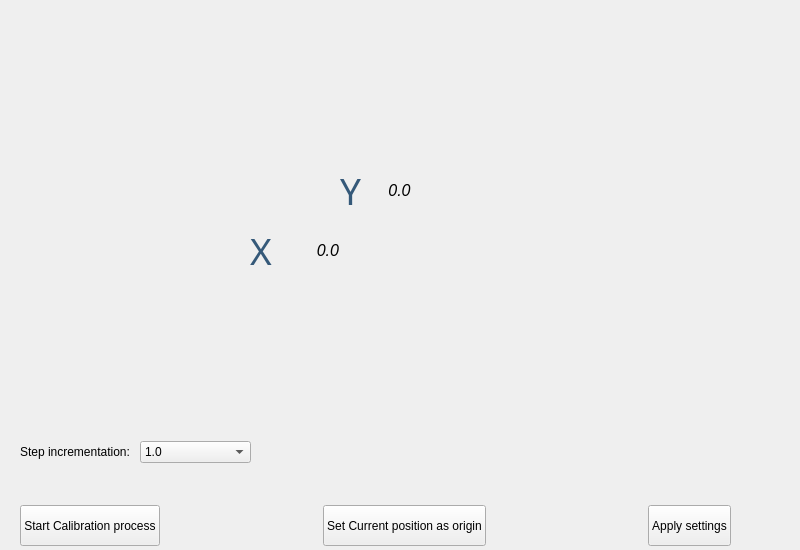
polybox3d/polybox, file src/Widget/PlateCalibratorWidget.ui: the form before one commit.
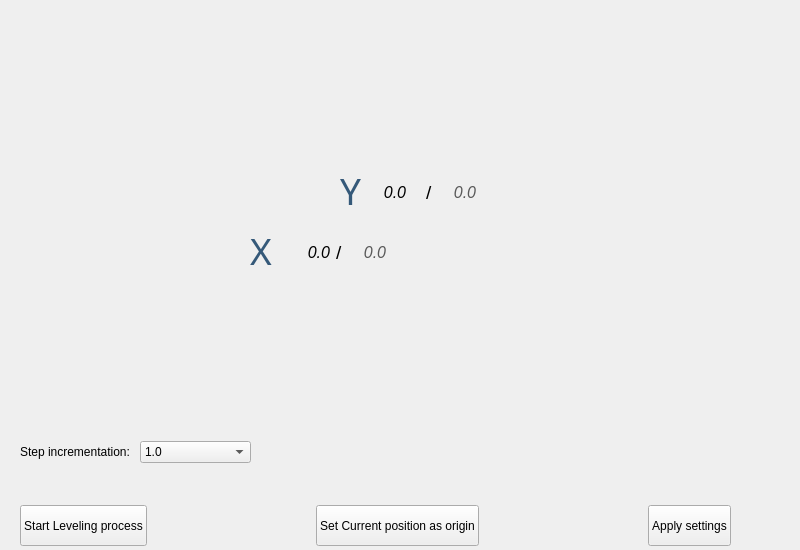
The form after the commit. Icons and pictures are not drawn.

Commit message: Add Plater Calibrator Begin Leveling wizard

The edit to the form file:
```diff
--- a/src/Widget/PlateCalibratorWidget.ui
+++ b/src/Widget/PlateCalibratorWidget.ui
@@ -180,51 +180,7 @@
     <string>Y</string>
    </property>
   </widget>
-  <widget class="QLabel" name="yValue">
-   <property name="geometry">
-    <rect>
-     <x>370</x>
-     <y>180</y>
-     <width>59</width>
-     <height>21</height>
-    </rect>
-   </property>
-   <property name="font">
-    <font>
-     <pointsize>12</pointsize>
-     <italic>true</italic>
-    </font>
-   </property>
-   <property name="text">
-    <string>0.0</string>
-   </property>
-   <property name="alignment">
-    <set>Qt::AlignCenter</set>
-   </property>
-  </widget>
-  <widget class="QLabel" name="xValue">
-   <property name="geometry">
-    <rect>
-     <x>288</x>
-     <y>240</y>
-     <width>51</width>
-     <height>20</height>
-    </rect>
-   </property>
-   <property name="font">
-    <font>
-     <pointsize>12</pointsize>
-     <italic>true</italic>
-    </font>
-   </property>
-   <property name="text">
-    <string>0.0</string>
-   </property>
-   <property name="alignment">
-    <set>Qt::AlignRight|Qt::AlignTrailing|Qt::AlignVCenter</set>
-   </property>
-  </widget>
-  <widget class="QWidget" name="">
+  <widget class="QWidget" name="layoutWidget">
    <property name="geometry">
     <rect>
      <x>20</x>
@@ -243,7 +199,7 @@
        </size>
       </property>
       <property name="text">
-       <string>Start Calibration process</string>
+       <string>Start Leveling process</string>
       </property>
       <property name="icon">
        <iconset resource="../ressources.qrc">
@@ -313,7 +269,7 @@
     </item>
    </layout>
   </widget>
-  <widget class="QWidget" name="">
+  <widget class="QWidget" name="layoutWidget">
    <property name="geometry">
     <rect>
      <x>20</x>
@@ -351,6 +307,169 @@
     </item>
    </layout>
   </widget>
+  <widget class="QWidget" name="layoutWidget_2">
+   <property name="geometry">
+    <rect>
+     <x>370</x>
+     <y>180</y>
+     <width>120</width>
+     <height>24</height>
+    </rect>
+   </property>
+   <layout class="QHBoxLayout" name="horizontalLayout_4">
+    <item>
+     <widget class="QLabel" name="yValue">
+      <property name="minimumSize">
+       <size>
+        <width>50</width>
+        <height>0</height>
+       </size>
+      </property>
+      <property name="font">
+       <font>
+        <pointsize>12</pointsize>
+        <italic>true</italic>
+       </font>
+      </property>
+      <property name="text">
+       <string>0.0</string>
+      </property>
+      <property name="alignment">
+       <set>Qt::AlignCenter</set>
+      </property>
+     </widget>
+    </item>
+    <item>
+     <widget class="QLabel" name="separator_1">
+      <property name="font">
+       <font>
+        <pointsize>14</pointsize>
+       </font>
+      </property>
+      <property name="text">
+       <string>/</string>
+      </property>
+     </widget>
+    </item>
+    <item>
+     <widget class="QLabel" name="ayValue">
+      <property name="minimumSize">
+       <size>
+        <width>50</width>
+        <height>0</height>
+       </size>
+      </property>
+      <property name="font">
+       <font>
+        <pointsize>12</pointsize>
+        <italic>true</italic>
+       </font>
+      </property>
+      <property name="styleSheet">
+       <string notr="true">color: rgb(89, 89, 89);</string>
+      </property>
+      <property name="text">
+       <string>0.0</string>
+      </property>
+      <property name="alignment">
+       <set>Qt::AlignCenter</set>
+      </property>
+     </widget>
+    </item>
+   </layout>
+  </widget>
+  <widget class="QWidget" name="layoutWidget_3">
+   <property name="geometry">
+    <rect>
+     <x>280</x>
+     <y>240</y>
+     <width>120</width>
+     <height>24</height>
+    </rect>
+   </property>
+   <layout class="QHBoxLayout" name="horizontalLayout_3">
+    <item>
+     <widget class="QLabel" name="xValue">
+      <property name="minimumSize">
+       <size>
+        <width>50</width>
+        <height>0</height>
+       </size>
+      </property>
+      <property name="font">
+       <font>
+        <pointsize>12</pointsize>
+        <italic>true</italic>
+       </font>
+      </property>
+      <property name="text">
+       <string>0.0</string>
+      </property>
+      <property name="alignment">
+       <set>Qt::AlignRight|Qt::AlignTrailing|Qt::AlignVCenter</set>
+      </property>
+     </widget>
+    </item>
+    <item>
+     <widget class="QLabel" name="separator_2">
+      <property name="font">
+       <font>
+        <pointsize>14</pointsize>
+       </font>
+      </property>
+      <property name="text">
+       <string>/</string>
+      </property>
+     </widget>
+    </item>
+    <item>
+     <widget class="QLabel" name="axValue">
+      <property name="minimumSize">
+       <size>
+        <width>50</width>
+        <height>0</height>
+       </size>
+      </property>
+      <property name="font">
+       <font>
+        <pointsize>12</pointsize>
+        <italic>true</italic>
+       </font>
+      </property>
+      <property name="styleSheet">
+       <string notr="true">color: rgb(89, 89, 89);</string>
+      </property>
+      <property name="text">
+       <string>0.0</string>
+      </property>
+      <property name="alignment">
+       <set>Qt::AlignCenter</set>
+      </property>
+     </widget>
+    </item>
+   </layout>
+  </widget>
+  <zorder>plate</zorder>
+  <zorder>y_minus</zorder>
+  <zorder>x_minus</zorder>
+  <zorder>x_plus</zorder>
+  <zorder>y_plus</zorder>
+  <zorder>xLabel</zorder>
+  <zorder>yLabel</zorder>
+  <zorder>yValue</zorder>
+  <zorder>xValue</zorder>
+  <zorder>layoutWidget</zorder>
+  <zorder>layoutWidget</zorder>
+  <zorder>ayValue</zorder>
+  <zorder>axValue</zorder>
+  <zorder>separator_2</zorder>
+  <zorder>separator_2</zorder>
+  <zorder>separator_2</zorder>
+  <zorder>separator_1</zorder>
+  <zorder>ayValue</zorder>
+  <zorder>ayValue</zorder>
+  <zorder>layoutWidget_2</zorder>
+  <zorder>layoutWidget_3</zorder>
  </widget>
  <resources>
   <include location="../ressources.qrc"/>
```
Left out of the diff: 6 changed lines with no effect on the pictures. The commit also changes 16 other files.
